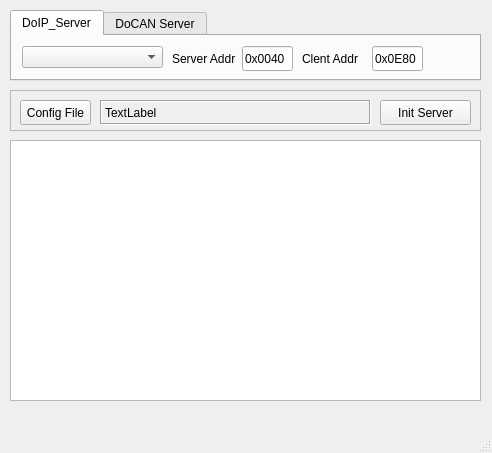
CN-CaoJun/Graphically-Configurable-UDS-Server-Emulator, file uds_server_main.ui: the form before one commit.
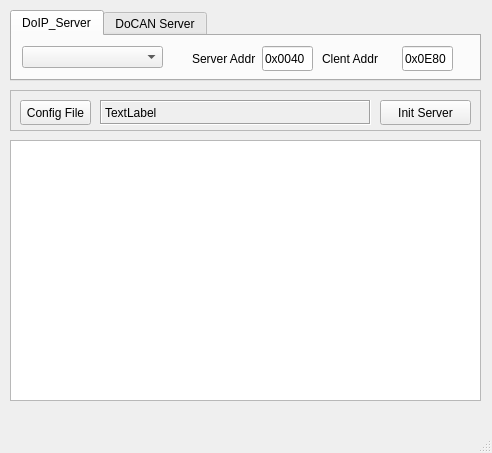
The form after the commit.

```diff
--- a/uds_server_main.ui
+++ b/uds_server_main.ui
@@ -43,7 +43,7 @@
      <widget class="QLabel" name="label">
       <property name="geometry">
        <rect>
-        <x>160</x>
+        <x>180</x>
         <y>10</y>
         <width>71</width>
         <height>25</height>
@@ -56,7 +56,7 @@
      <widget class="QLineEdit" name="doip_server_addr">
       <property name="geometry">
        <rect>
-        <x>230</x>
+        <x>250</x>
         <y>10</y>
         <width>51</width>
         <height>25</height>
@@ -69,7 +69,7 @@
      <widget class="QLabel" name="label_2">
       <property name="geometry">
        <rect>
-        <x>290</x>
+        <x>310</x>
         <y>10</y>
         <width>71</width>
         <height>25</height>
@@ -82,7 +82,7 @@
      <widget class="QLineEdit" name="doip_client_addr">
       <property name="geometry">
        <rect>
-        <x>360</x>
+        <x>390</x>
         <y>10</y>
         <width>51</width>
         <height>25</height>
```
